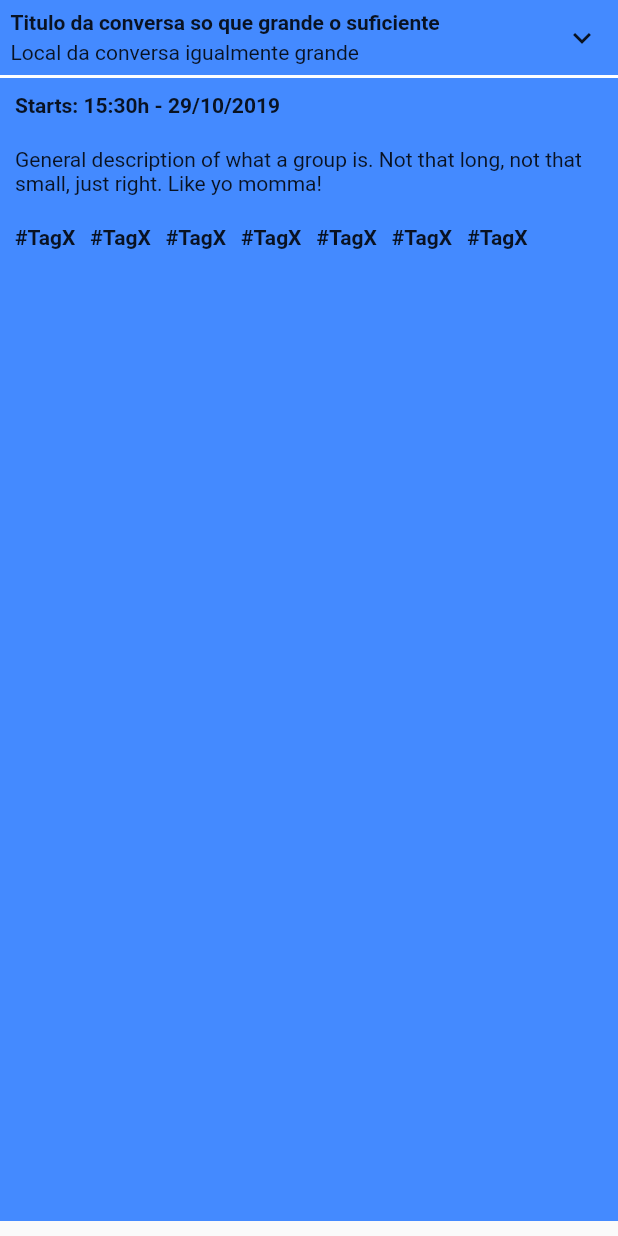
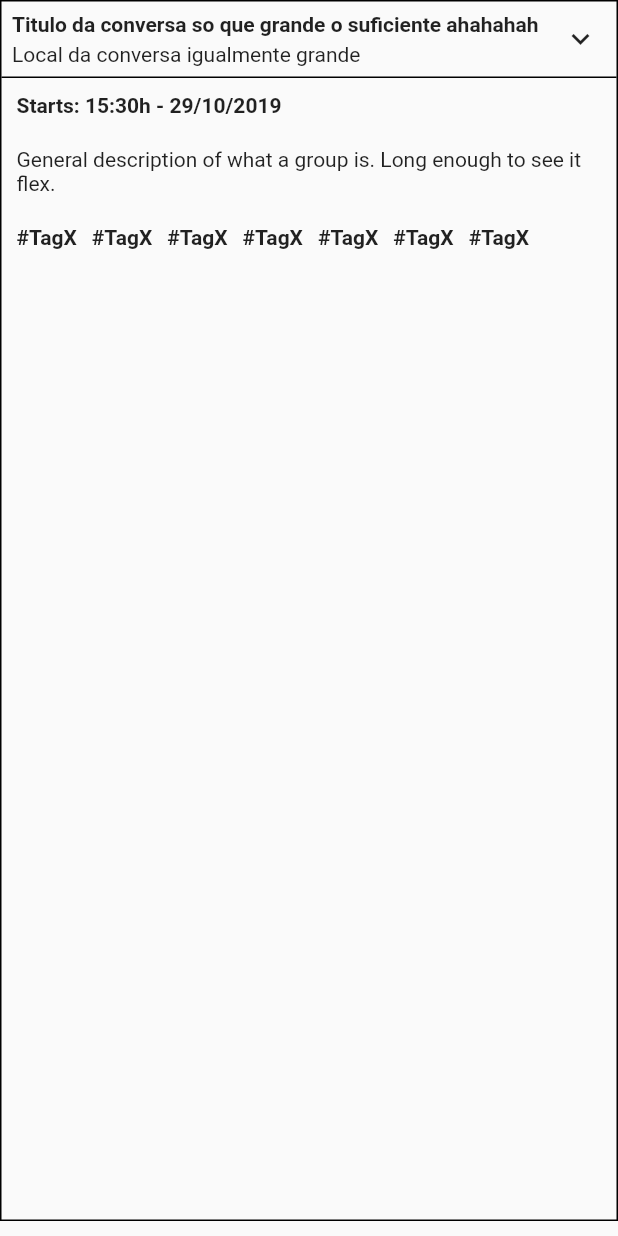
Before and after one commit to afonsoafonsoafonso/bird-chat, a Flutter app: the EventContainer widget shown alone on an empty page, opened directly, after a tap on the "keyboard arrow right" icon, on a phone screen of 412 x 824 dp. Run offline on Flutter 3.47's test engine with Material 2 defaults, Android fonts, the phone set to English and light mode, and no system bars.

Commit message:
Minor bug fixes & added new file

```diff
--- a/bird_chat/lib/screens/home.dart
+++ b/bird_chat/lib/screens/home.dart
@@ -59,6 +59,7 @@ class _Home extends State<Home> {
                 icon: Icon(
                   Icons.search,
                 ),
+                onPressed: () {},
               ),
               new IconButton(
                 icon: Icon(
@@ -82,7 +83,10 @@ class _Home extends State<Home> {
         ),
       ),
       floatingActionButton: FloatingActionButton(
-        child: const Icon(Icons.add),
+        child: const Icon(
+          Icons.add
+        ),
+        onPressed: () {},
       ),
     );
   }
--- a/bird_chat/lib/widgets/event_Container.dart
+++ b/bird_chat/lib/widgets/event_Container.dart
@@ -1,5 +1,5 @@
 import 'package:flutter/material.dart';
-import 'package:bird_chat/widgets/tag.dart';
+import 'package:bird_chat/widgets/event_DropDown_Container.dart';
 
 class EventContainer extends StatefulWidget {
 
@@ -16,15 +16,19 @@ class _EventContainer extends State<EventContainer> {
   @override
   Widget build(BuildContext context) {
     return Container(
-      color: Colors.blueAccent,
       margin: const EdgeInsets.only(bottom: 10),
+      decoration: BoxDecoration (
+        border: Border.all(),
+      ),
       child: Column (
         mainAxisAlignment: MainAxisAlignment.start,
         children: <Widget> [
           Row (
             mainAxisAlignment: MainAxisAlignment.spaceBetween,
             children: <Widget> [
-              Container(
+              Expanded (
+                flex: 7,
+                child: Container (
                   height: 50,
                   padding: EdgeInsets.only(left: 7, top: 7, bottom: 7),
                   child: Column (
@@ -32,17 +36,24 @@ class _EventContainer extends State<EventContainer> {
                     crossAxisAlignment: CrossAxisAlignment.start,
                     children: <Widget>[
                       Container(
+                        child: Flexible (
                           child: Text(
-                        'Titulo da conversa so que grande o suficiente',
+                            'Titulo da conversa so que grande o suficiente ahahahah',
+                            overflow: TextOverflow.ellipsis,
                             style: TextStyle(
                               fontWeight: FontWeight.bold,
                             ),
                           ),
+                        )
                       ),
                       Container(
-                      child: Text('Local da conversa igualmente grande'),
+                        child: Text(
+                          'Local da conversa igualmente grande',
+                          overflow: TextOverflow.ellipsis
+                        ),
                       ),
                     ],
+                  ),
                 ),
               ),
               Container(
@@ -63,49 +74,7 @@ class _EventContainer extends State<EventContainer> {
             ]
           ),
           Visibility(
-            child: Container(
-              decoration: BoxDecoration(
-                border: Border(
-                  top: BorderSide(width: 2.0, color: Colors.white),
-                )
-              ),
-              child: Column (
-                mainAxisAlignment: MainAxisAlignment.start,
-                crossAxisAlignment: CrossAxisAlignment.start,
-                children: <Widget> [
-                  Container(
-                    margin: EdgeInsets.only(left: 10, top: 10, bottom: 10),
-                    child: Text(
-                      'Starts: 15:30h - 29/10/2019',
-                      style: TextStyle(
-                        fontWeight: FontWeight.bold,
-                      ),
-                    ),
-                  ),
-                  Container(
-                    margin: EdgeInsets.only(right: 10, top: 10, bottom: 10, left: 10),
-                    child: Text(
-                      'General description of what a group is. Not that long, not that small, just right. Like yo momma!'
-                    ),
-                  ),
-                  Container(
-                    margin: EdgeInsets.only(right: 10, top: 10, bottom: 20, left: 10),
-                    child: Wrap(
-                      spacing: 10,
-                      children: <Widget> [
-                        new Tag(),
-                        new Tag(),
-                        new Tag(),
-                        new Tag(),
-                        new Tag(),
-                        new Tag(),
-                        new Tag(),
-                      ],
-                    ),
-                  ),
-                ]
-              ),
-            ),
+            child: new EventDropDownContainer(),
             visible: isOpen? true : false,
           ),
         ]
--- /dev/null
+++ b/bird_chat/lib/widgets/event_DropDown_Container.dart
@@ -0,0 +1,54 @@
+import 'package:flutter/material.dart';
+import 'package:bird_chat/widgets/tag.dart';
+
+class EventDropDownContainer extends StatelessWidget {
+
+  @override
+  Widget build(BuildContext context) {
+    return Container(
+      decoration: BoxDecoration(
+        border: Border(
+          top: BorderSide(
+            color: Colors.black
+          ),
+        )
+      ),
+      child: Column (
+        mainAxisAlignment: MainAxisAlignment.start,
+        crossAxisAlignment: CrossAxisAlignment.start,
+        children: <Widget> [
+          Container(
+            margin: EdgeInsets.only(left: 10, top: 10, bottom: 10),
+            child: Text(
+              'Starts: 15:30h - 29/10/2019',
+              style: TextStyle(
+                fontWeight: FontWeight.bold,
+              ),
+            ),
+          ),
+          Container(
+            margin: EdgeInsets.only(right: 10, top: 10, bottom: 10, left: 10),
+            child: Text(
+              'General description of what a group is. Long enough to see it flex.'
+            ),
+          ),
+          Container(
+            margin: EdgeInsets.only(right: 10, top: 10, bottom: 20, left: 10),
+            child: Wrap(
+              spacing: 10,
+              children: <Widget> [
+                new Tag(),
+                new Tag(),
+                new Tag(),
+                new Tag(),
+                new Tag(),
+                new Tag(),
+                new Tag(),
+              ],
+            ),
+          ),
+        ]
+      ),
+    );
+  }
+}
```
Lines whose indentation alone changed are shown as unchanged.
